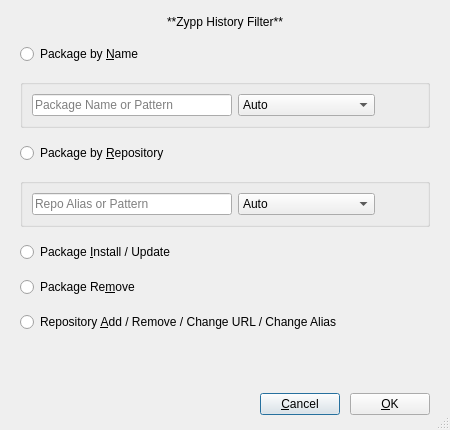
Old version of the form src/zypp-history-filter-dialog.ui in the repository shundhammer/myrlyn.
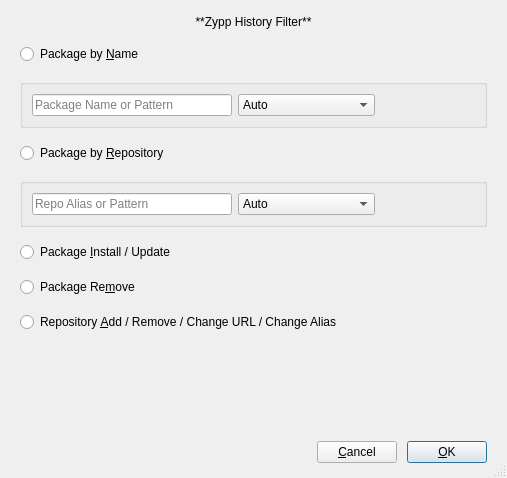
New version of the form.

Commit message: Use [OK] as the default dialog button

Patch:
```diff
--- a/src/zypp-history-filter-dialog.ui
+++ b/src/zypp-history-filter-dialog.ui
@@ -6,8 +6,8 @@
    <rect>
     <x>0</x>
     <y>0</y>
-    <width>450</width>
-    <height>430</height>
+    <width>507</width>
+    <height>478</height>
    </rect>
   </property>
   <property name="windowTitle">
@@ -287,6 +287,9 @@
        <property name="text">
         <string>&amp;Cancel</string>
        </property>
+       <property name="autoDefault">
+        <bool>false</bool>
+       </property>
       </widget>
      </item>
      <item>
@@ -294,6 +297,9 @@
        <property name="text">
         <string>&amp;OK</string>
        </property>
+       <property name="default">
+        <bool>true</bool>
+       </property>
       </widget>
      </item>
     </layout>
```
